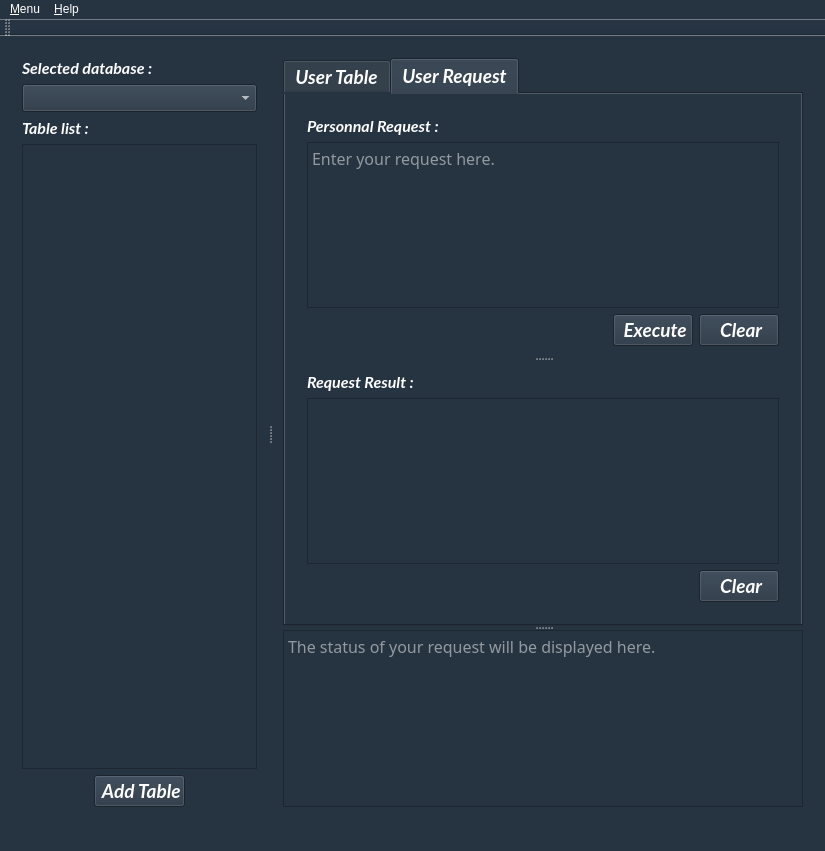
Old version of the form mainwindow.ui in the repository LouisVraie/dbManagerApp.
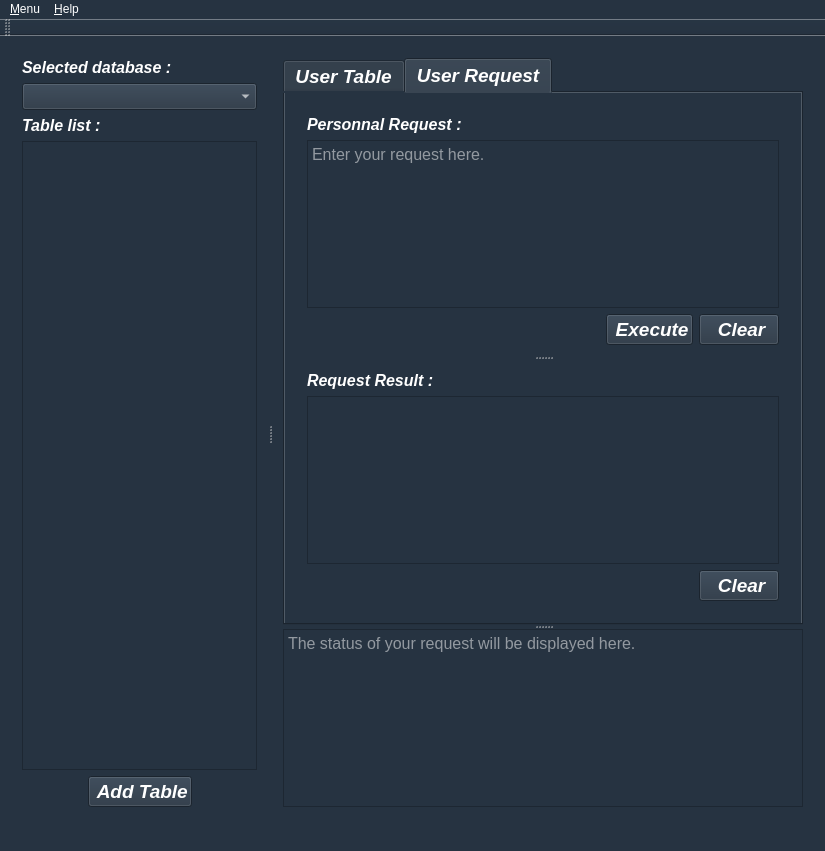
New version of the form. The open tabs and pages were chosen to show the change. Icons and pictures are not drawn.

```diff
--- a/mainwindow.ui
+++ b/mainwindow.ui
@@ -34,9 +34,7 @@
          <widget class="QLabel" name="labelSelectedDatabase">
           <property name="font">
            <font>
-            <family>Lato</family>
             <pointsize>12</pointsize>
-            <weight>75</weight>
             <italic>true</italic>
             <bold>true</bold>
            </font>
@@ -56,9 +54,7 @@
           </property>
           <property name="font">
            <font>
-            <family>Lato</family>
             <pointsize>12</pointsize>
-            <weight>75</weight>
             <italic>false</italic>
             <bold>true</bold>
            </font>
@@ -81,9 +77,7 @@
          <widget class="QLabel" name="labelTableList">
           <property name="font">
            <font>
-            <family>Lato</family>
             <pointsize>12</pointsize>
-            <weight>75</weight>
             <italic>true</italic>
             <bold>true</bold>
            </font>
@@ -115,9 +109,7 @@
           </property>
           <property name="font">
            <font>
-            <family>Lato</family>
             <pointsize>12</pointsize>
-            <weight>75</weight>
             <italic>false</italic>
             <bold>true</bold>
            </font>
@@ -143,9 +135,7 @@
            <widget class="QPushButton" name="pushButton_AddTable">
             <property name="font">
              <font>
-              <family>Lato</family>
               <pointsize>14</pointsize>
-              <weight>75</weight>
               <italic>true</italic>
               <bold>true</bold>
              </font>
@@ -201,9 +191,7 @@
            </property>
            <property name="font">
             <font>
-             <family>Lato</family>
              <pointsize>14</pointsize>
-             <weight>75</weight>
              <italic>true</italic>
              <bold>true</bold>
             </font>
@@ -440,9 +428,7 @@
                   <widget class="QLabel" name="labelPersonnalRequest">
                    <property name="font">
                     <font>
-                     <family>Lato</family>
                      <pointsize>12</pointsize>
-                     <weight>75</weight>
                      <italic>true</italic>
                      <bold>true</bold>
                     </font>
@@ -456,9 +442,7 @@
                   <widget class="QPlainTextEdit" name="plainTextEdit_RequeteSQL">
                    <property name="font">
                     <font>
-                     <family>Source Code Pro</family>
                      <pointsize>12</pointsize>
-                     <weight>50</weight>
                      <italic>false</italic>
                      <bold>false</bold>
                     </font>
@@ -488,9 +472,7 @@
                     <widget class="QPushButton" name="pushButton_Executer">
                      <property name="font">
                       <font>
-                       <family>Lato</family>
                        <pointsize>14</pointsize>
-                       <weight>75</weight>
                        <italic>true</italic>
                        <bold>true</bold>
                       </font>
@@ -514,9 +496,7 @@
                     <widget class="QPushButton" name="pushButtonClearRequest">
                      <property name="font">
                       <font>
-                       <family>Lato</family>
                        <pointsize>14</pointsize>
-                       <weight>75</weight>
                        <italic>true</italic>
                        <bold>true</bold>
                       </font>
@@ -546,9 +526,7 @@
                   <widget class="QLabel" name="labelRequestResult">
                    <property name="font">
                     <font>
-                     <family>Lato</family>
                      <pointsize>12</pointsize>
-                     <weight>75</weight>
                      <italic>true</italic>
                      <bold>true</bold>
                     </font>
@@ -587,9 +565,7 @@
                     <widget class="QPushButton" name="pushButtonClearResult">
                      <property name="font">
                       <font>
-                       <family>Lato</family>
                        <pointsize>14</pointsize>
-                       <weight>75</weight>
                        <italic>true</italic>
                        <bold>true</bold>
                       </font>
@@ -639,7 +615,6 @@
            </property>
            <property name="font">
             <font>
-             <family>Source Code Pro</family>
              <pointsize>12</pointsize>
             </font>
            </property>
```
Left out of the diff: 14 changed lines with no effect on the pictures.
